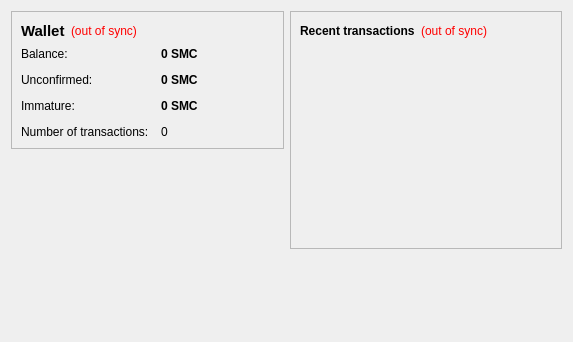
colgcoin/mathscoin, file src/qt/forms/overviewpage.ui: the form before one commit.
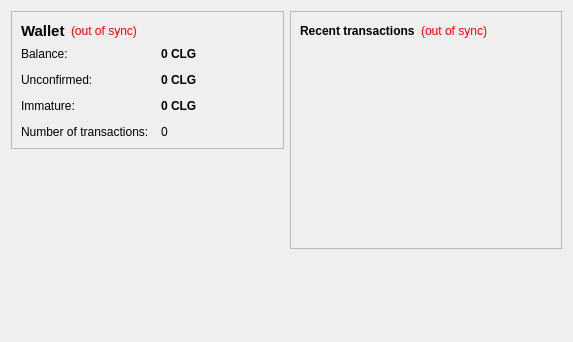
The form after the commit.

Patch:
```diff
--- a/src/qt/forms/overviewpage.ui
+++ b/src/qt/forms/overviewpage.ui
@@ -105,7 +105,7 @@
              <string>Your current balance</string>
             </property>
             <property name="text">
-             <string notr="true">0 SMC</string>
+             <string notr="true">0 CLG</string>
             </property>
             <property name="textInteractionFlags">
              <set>Qt::LinksAccessibleByMouse|Qt::TextSelectableByKeyboard|Qt::TextSelectableByMouse</set>
@@ -134,7 +134,7 @@
              <string>Total of transactions that have yet to be confirmed, and do not yet count toward the current balance</string>
             </property>
             <property name="text">
-             <string notr="true">0 SMC</string>
+             <string notr="true">0 CLG</string>
             </property>
             <property name="textInteractionFlags">
              <set>Qt::LinksAccessibleByMouse|Qt::TextSelectableByKeyboard|Qt::TextSelectableByMouse</set>
@@ -177,7 +177,7 @@
              <string>Mined balance that has not yet matured</string>
             </property>
             <property name="text">
-             <string notr="true">0 SMC</string>
+             <string notr="true">0 CLG</string>
             </property>
             <property name="textInteractionFlags">
              <set>Qt::LinksAccessibleByMouse|Qt::TextSelectableByKeyboard|Qt::TextSelectableByMouse</set>
```
Left out of the diff: 4 changed lines with no effect on the pictures.
